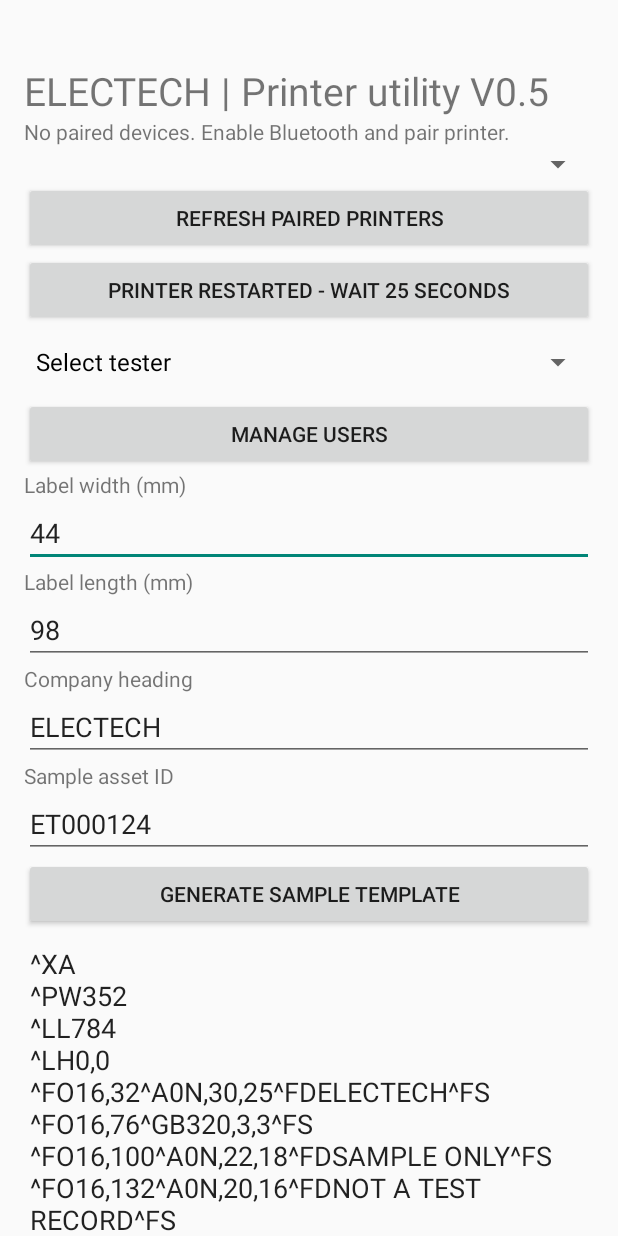
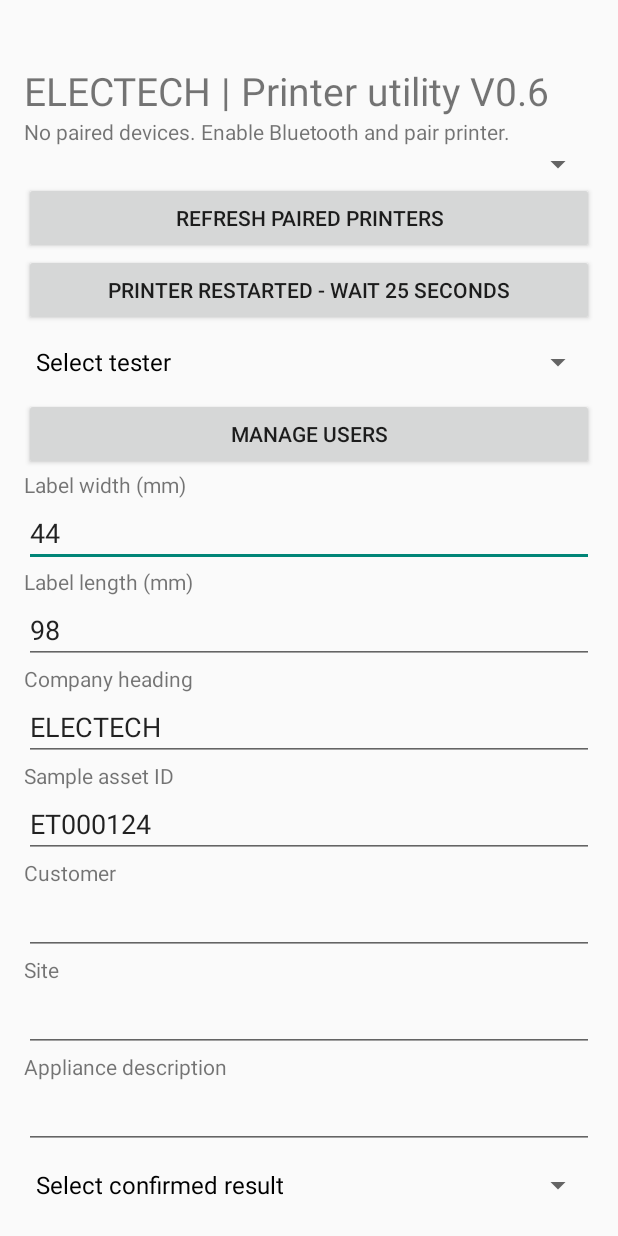
Before and after one commit to alexmccullough7/electech-test-and-tag, an Android app: the screen it shows after launch (MainActivity), on a phone screen of 412 x 824 dp. Run offline under Robolectric (Android 15) with nearby library versions, the phone set to English and light mode, and no system bars.

Commit message:
V0.6 manual pass/fail workflow, persistent test records and reprint confirmation

```diff
--- a/app/src/main/java/nz/co/electech/tag/MainActivity.java
+++ b/app/src/main/java/nz/co/electech/tag/MainActivity.java
@@ -2,14 +2,18 @@ package nz.co.electech.tag;
 import android.app.*; import android.os.*; import android.bluetooth.*; import android.content.pm.PackageManager; import android.widget.*; import android.view.*; import java.util.*; import java.nio.charset.StandardCharsets; import java.util.concurrent.*;
 public class MainActivity extends Activity {
  Spinner devices; TextView status; EditText command; Button print; ArrayList<BluetoothDevice> paired=new ArrayList<>(); ExecutorService worker=Executors.newSingleThreadExecutor();
- volatile BluetoothSocket socket; volatile boolean destroyed; Button disconnect; Spinner mode,delay; TextView log; EditText width,length,heading,asset; long readyAt=0; Spinner users; ArrayList<String> userNames=new ArrayList<>(), userInitials=new ArrayList<>();
+ volatile BluetoothSocket socket; volatile boolean destroyed; Button disconnect; Spinner mode,delay; TextView log; EditText width,length,heading,asset; long readyAt=0; Spinner users,result,interval; EditText customer,site,description,fault; String pendingId=null; ArrayList<String> userNames=new ArrayList<>(), userInitials=new ArrayList<>();
  public void onCreate(Bundle b){super.onCreate(b); ScrollView scroll=new ScrollView(this); LinearLayout root=new LinearLayout(this); root.setOrientation(1); root.setPadding(24,64,24,32); scroll.addView(root); setContentView(scroll);
- TextView title=new TextView(this); title.setText("ELECTECH | Printer utility V0.5"); title.setTextSize(26); root.addView(title);
+ TextView title=new TextView(this); title.setText("ELECTECH | Printer utility V0.6"); title.setTextSize(26); root.addView(title);
  status=new TextView(this); status.setText("Pair your printer in Android settings first."); root.addView(status);
  devices=new Spinner(this); root.addView(devices); Button refresh=new Button(this); refresh.setText("Refresh paired printers"); root.addView(refresh); refresh.setOnClickListener(v->load());
  Button restarted=new Button(this);restarted.setText("Printer restarted - wait 25 seconds");root.addView(restarted);restarted.setOnClickListener(v->{if(!print.isEnabled())return;closeSocket();readyAt=SystemClock.elapsedRealtime()+25000;print.setEnabled(false);new CountDownTimer(25000,1000){public void onTick(long ms){status.setText("Printer initialising: "+((ms+999)/1000)+" seconds");}public void onFinish(){print.setEnabled(true);status.setText("Startup wait complete. Ready to attempt connection.");}}.start();});
  users=new Spinner(this);root.addView(users);Button manage=new Button(this);manage.setText("Manage users");root.addView(manage);manage.setOnClickListener(v->manageUsers());loadUsers();
  width=field(root,"Label width (mm)","44");length=field(root,"Label length (mm)","98");heading=field(root,"Company heading","ELECTECH");asset=field(root,"Sample asset ID","ET000124");
+ customer=field(root,"Customer","");site=field(root,"Site","");description=field(root,"Appliance description","");result=new Spinner(this);result.setAdapter(new ArrayAdapter<String>(this,android.R.layout.simple_spinner_dropdown_item,new String[]{"Select confirmed result","PASS","FAIL"}));root.addView(result);
+ interval=new Spinner(this);interval.setAdapter(new ArrayAdapter<String>(this,android.R.layout.simple_spinner_dropdown_item,new String[]{"Select retest interval","3","6","12","24","60"}));root.addView(interval);fault=field(root,"Failure reason / removal from service details","");
+ Button save=new Button(this);save.setText("Save confirmed test and print");root.addView(save);save.setOnClickListener(v->saveTest());
+ Button history=new Button(this);history.setText("Saved tests / reprint");root.addView(history);history.setOnClickListener(v->history());
  Button generate=new Button(this);generate.setText("Generate sample template");root.addView(generate);generate.setOnClickListener(v->generate());
  command=new EditText(this); command.setGravity(Gravity.TOP); command.setMinLines(6); command.setText("^XA\n^FO20,40^A0N,35,35^FDELECTECH^FS\n^FO20,100^A0N,28,28^FDSAMPLE - NOT A TEST RECORD^FS\n^FO20,160^BY2^BCN,65,Y,N,N^FDET000124^FS\n^XZ"); root.addView(command);
  print=new Button(this); print.setText("Send test label"); root.addView(print); print.setOnClickListener(v->send());
@@ -20,7 +24,15 @@ public class MainActivity extends Activity {
  generate(); load(); }
  EditText field(LinearLayout root,String label,String value){TextView t=new TextView(this);t.setText(label);root.addView(t);EditText e=new EditText(this);e.setSingleLine(true);e.setText(value);root.addView(e);return e;}
  String clean(String s){return s.replaceAll("[^A-Za-z0-9 ._-]","");}
- void generate(){try{int w=(int)Math.round(Double.parseDouble(width.getText().toString())*8),h=(int)Math.round(Double.parseDouble(length.getText().toString())*8);if(w<160||w>432||h<240||h>16000)throw new IllegalArgumentException();String name=clean(heading.getText().toString()),id=clean(asset.getText().toString());if(name.length()>18||id.length()>12||id.isEmpty())throw new IllegalArgumentException();command.setText("^XA\n^PW"+w+"\n^LL"+h+"\n^LH0,0\n^FO16,32^A0N,30,25^FD"+name+"^FS\n^FO16,76^GB"+(w-32)+",3,3^FS\n^FO16,100^A0N,22,18^FDSAMPLE ONLY^FS\n^FO16,132^A0N,20,16^FDNOT A TEST RECORD^FS\n^FO16,170^A0N,20,16^FDTested by: "+(users.getSelectedItemPosition()>0?userInitials.get(users.getSelectedItemPosition()-1):"NOT SELECTED")+"^FS\n^FO16,205^BY1^BCN,48,Y,N,N^FD"+id+"^FS\n^PQ1^XZ");}catch(Exception e){status.setText("Check dimensions (20–54 mm wide, 30–2000 mm long) and sample text lengths.");}}
+ void generate(){pendingId=null;try{int w=(int)Math.round(Double.parseDouble(width.getText().toString())*8),h=(int)Math.round(Double.parseDouble(length.getText().toString())*8);if(w<160||w>432||h<240||h>16000)throw new IllegalArgumentException();String name=clean(heading.getText().toString()),id=clean(asset.getText().toString());if(name.length()>18||id.length()>12||id.isEmpty())throw new IllegalArgumentException();command.setText("^XA\n^PW"+w+"\n^LL"+h+"\n^LH0,0\n^FO16,32^A0N,30,25^FD"+name+"^FS\n^FO16,76^GB"+(w-32)+",3,3^FS\n^FO16,100^A0N,22,18^FDSAMPLE ONLY^FS\n^FO16,132^A0N,20,16^FDNOT A TEST RECORD^FS\n^FO16,170^A0N,20,16^FDTested by: "+(users.getSelectedItemPosition()>0?userInitials.get(users.getSelectedItemPosition()-1):"NOT SELECTED")+"^FS\n^FO16,205^BY1^BCN,48,Y,N,N^FD"+id+"^FS\n^PQ1^XZ");}catch(Exception e){status.setText("Check dimensions (20–54 mm wide, 30–2000 mm long) and sample text lengths.");}}
+ String labelText(String s){return s.replaceAll("[^A-Za-z0-9 ._/-]","");}
+ void saveTest(){if(!print.isEnabled())return;int u=users.getSelectedItemPosition(),res=result.getSelectedItemPosition();String id=asset.getText().toString().trim();if(u<=0||res==0||!id.matches("[A-Za-z0-9_-]{1,12}")||customer.getText().toString().trim().isEmpty()||site.getText().toString().trim().isEmpty()||description.getText().toString().trim().isEmpty()||(res==1&&interval.getSelectedItemPosition()==0)||(res==2&&fault.getText().toString().trim().isEmpty())){status.setText("Complete customer, site, asset, description, tester, result and interval or failure details.");return;}
+ if(res==2){new AlertDialog.Builder(this).setTitle("Failed equipment").setMessage("Remove equipment from service and attach a failed equipment warning. Confirm the recorded result.").setNegativeButton("Cancel",null).setPositiveButton("Confirm failure",(d,i)->recordTest()).show();}else new AlertDialog.Builder(this).setTitle("Confirm PASS").setMessage("Confirm all required inspections and electrical tests have passed.").setNegativeButton("Cancel",null).setPositiveButton("Confirm",(d,i)->recordTest()).show();}
+ void recordTest(){try{int u=users.getSelectedItemPosition()-1;boolean pass=result.getSelectedItemPosition()==1;java.time.LocalDate today=java.time.LocalDate.now();String due=pass?today.plusMonths(Integer.parseInt(interval.getSelectedItem().toString())).toString():"";String id=asset.getText().toString();String initials=userInitials.get(u);String z="^XA\n^PW352^LL784^LH0,0\n^FO16,24^A0N,32,26^FDELEC.TECH^FS\n^FO16,70^GB320,3,3^FS\n^FO16,88^A0N,30,24^FD"+(pass?"TESTED & PASSED":"FAILED - DO NOT USE")+"^FS\n^FO16,132^A0N,23,20^FDTested: "+today+"^FS\n^FO16,166^A0N,23,20^FD"+(pass?"Due: "+due:"REMOVE FROM SERVICE")+"^FS\n^FO16,200^A0N,23,20^FDTested by: "+initials+"^FS\n^FO16,234^A0N,20,18^FDAS/NZS 3760^FS\n^FO16,270^BY1^BCN,60,Y,N,N^FD"+id+"^FS\n^FO330,650^A0I,36,30^FDELEC.TECH^FS\n^PQ1^XZ";
+ org.json.JSONObject o=new org.json.JSONObject();String key=UUID.randomUUID().toString();o.put("id",key);o.put("asset",id);o.put("customer",customer.getText().toString());o.put("site",site.getText().toString());o.put("description",description.getText().toString());o.put("tester",userNames.get(u));o.put("initials",initials);o.put("date",today.toString());o.put("due",due);o.put("result",pass?"PASS":"FAIL");o.put("fault",pass?"":fault.getText().toString());o.put("zpl",z);o.put("printState","Pending");if(!getSharedPreferences("tests",0).edit().putString(key,o.toString()).commit())throw new java.io.IOException("Storage failed");pendingId=key;command.setText(z);send();}catch(Exception e){status.setText("Unable to save test: "+e.getMessage());}}
+ void history(){ArrayList<String> keys=new ArrayList<>(),labels=new ArrayList<>();for(java.util.Map.Entry<String,?> e:getSharedPreferences("tests",0).getAll().entrySet())try{org.json.JSONObject o=new org.json.JSONObject(e.getValue().toString());keys.add(e.getKey());labels.add(o.getString("date")+" | "+o.getString("asset")+" | "+o.getString("result")+" | "+o.optString("printState"));}catch(Exception ignored){}if(keys.isEmpty()){status.setText("No saved tests");return;}new AlertDialog.Builder(this).setTitle("Saved tests — select to load tag").setItems(labels.toArray(new String[0]),(d,i)->{try{pendingId=keys.get(i);command.setText(new org.json.JSONObject(getSharedPreferences("tests",0).getString(pendingId,"{}")).getString("zpl"));status.setText("Saved tag loaded. Check existing tag before reprinting.");}catch(Exception ignored){}}).show();}
+ void markPrinted(String key){if(key==null)return;new AlertDialog.Builder(this).setTitle("Did the physical tag print?").setNegativeButton("No / uncertain",(d,i)->setPrintState(key,"Pending / uncertain")).setPositiveButton("Yes",(d,i)->setPrintState(key,"Confirmed printed")).show();}
+ void setPrintState(String key,String state){try{android.content.SharedPreferences p=getSharedPreferences("tests",0);org.json.JSONObject o=new org.json.JSONObject(p.getString(key,"{}"));o.put("printState",state);p.edit().putString(key,o.toString()).commit();}catch(Exception ignored){}}
  void loadUsers(){userNames.clear();userInitials.clear();try{org.json.JSONArray a=new org.json.JSONArray(getPreferences(0).getString("users","[]"));for(int i=0;i<a.length();i++){org.json.JSONObject o=a.getJSONObject(i);userNames.add(o.getString("name"));userInitials.add(o.getString("initials"));}}catch(Exception ignored){}ArrayList<String> labels=new ArrayList<>();labels.add("Select tester");for(int i=0;i<userNames.size();i++)labels.add(userNames.get(i)+" ("+userInitials.get(i)+")");users.setAdapter(new ArrayAdapter<String>(this,android.R.layout.simple_spinner_dropdown_item,labels));users.setSelection(Math.min(labels.size()-1,getPreferences(0).getInt("selectedUser",0)));users.setOnItemSelectedListener(new android.widget.AdapterView.OnItemSelectedListener(){public void onNothingSelected(android.widget.AdapterView<?> p){}public void onItemSelected(android.widget.AdapterView<?> p,View v,int i,long id){getPreferences(0).edit().putInt("selectedUser",i).apply();if(command!=null)generate();}});}
  void manageUsers(){ArrayList<String> options=new ArrayList<>(userNames);options.add("Add user");new AlertDialog.Builder(this).setTitle("Manage users").setItems(options.toArray(new String[0]),(d,i)->editUser(i)).show();}
  void editUser(int i){LinearLayout l=new LinearLayout(this);l.setOrientation(1);EditText n=field(l,"Name",i<userNames.size()?userNames.get(i):"");EditText a=field(l,"Initials",i<userNames.size()?userInitials.get(i):"");AlertDialog dialog=new AlertDialog.Builder(this).setTitle("Tester details").setView(l).setNegativeButton("Cancel",null).setPositiveButton("Save",null).create();dialog.setOnShowListener(v->dialog.getButton(-1).setOnClickListener(b->{String name=n.getText().toString().trim(),initial=a.getText().toString().trim().toUpperCase(Locale.ROOT);if(name.isEmpty()||!initial.matches("[A-Z0-9]{1,6}")){a.setError("Enter name and 1–6 letters or digits");return;}if(i<userNames.size()){userNames.set(i,name);userInitials.set(i,initial);}else{userNames.add(name);userInitials.add(initial);}org.json.JSONArray arr=new org.json.JSONArray();try{for(int j=0;j<userNames.size();j++){org.json.JSONObject o=new org.json.JSONObject();o.put("name",userNames.get(j));o.put("initials",userInitials.get(j));arr.put(o);}}catch(Exception e){return;}getPreferences(0).edit().putString("users",arr.toString()).putInt("selectedUser",i+1).apply();loadUsers();dialog.dismiss();}));dialog.show();}
@@ -28,14 +40,14 @@ public class MainActivity extends Activity {
  public void onRequestPermissionsResult(int r,String[] p,int[] g){super.onRequestPermissionsResult(r,p,g);if(g.length>0&&g[0]==PackageManager.PERMISSION_GRANTED)load();}
  void closeSocket(){BluetoothSocket s=socket;socket=null;if(s!=null)try{s.close();}catch(Exception ignored){}}
  void note(String s){runOnUiThread(()->log.append(new java.text.SimpleDateFormat("HH:mm:ss",Locale.US).format(new Date())+" "+s+"\n"));}
- void send(){if(SystemClock.elapsedRealtime()<readyAt){status.setText("Wait for printer startup countdown.");return;}int i=devices.getSelectedItemPosition();if(i<0||i>=paired.size()){status.setText("Select a paired printer.");return;}BluetoothDevice d=paired.get(i);String data=command.getText().toString();int m=mode.getSelectedItemPosition();int wait=new int[]{500,1000,2000}[delay.getSelectedItemPosition()];print.setEnabled(false);disconnect.setEnabled(false);status.setText("Connecting...");
+ void send(){if(SystemClock.elapsedRealtime()<readyAt){status.setText("Wait for printer startup countdown.");return;}int i=devices.getSelectedItemPosition();if(i<0||i>=paired.size()){status.setText("Select a paired printer.");return;}BluetoothDevice d=paired.get(i);String data=command.getText().toString();final String job=pendingId;int m=mode.getSelectedItemPosition();int wait=new int[]{500,1000,2000}[delay.getSelectedItemPosition()];print.setEnabled(false);disconnect.setEnabled(false);status.setText("Connecting...");
  worker.execute(()->{boolean started=false;Handler h=new Handler(Looper.getMainLooper());Runnable timeout=null;try{
  if(m!=2||socket==null||!socket.isConnected()||!socket.getRemoteDevice().equals(d)){closeSocket();UUID uuid=UUID.fromString("00001101-0000-1000-8000-00805F9B34FB");socket=m==1?d.createInsecureRfcommSocketToServiceRecord(uuid):d.createRfcommSocketToServiceRecord(uuid);}
  final BluetoothSocket s=socket;timeout=()->{try{s.close();}catch(Exception ignored){}};h.postDelayed(timeout,15000);
  if(!s.isConnected()){note("Opening socket");s.connect();note("Socket opened");}
  Thread.sleep(wait);byte[] bytes=(data+"\n").getBytes(StandardCharsets.US_ASCII);started=true;s.getOutputStream().write(bytes);s.getOutputStream().flush();note("Sent "+bytes.length+" bytes");Thread.sleep(wait);
  java.io.InputStream in=s.getInputStream();int n=in.available();if(n>0){byte[] buf=new byte[Math.min(n,4096)];int count=in.read(buf);if(count>0)note("RX: "+new String(buf,0,count,StandardCharsets.US_ASCII));}else note("No response available");
- if(m!=2){closeSocket();note("Socket closed");}runOnUiThread(()->status.setText("Data sent — verify physical print."));
+ if(m!=2){closeSocket();note("Socket closed");}runOnUiThread(()->{status.setText("Data sent — verify physical print.");markPrinted(job);});
  }catch(Exception e){closeSocket();note(e.toString());final String msg=started?"Print uncertain — check label before retrying. ":"Not sent — connection failed. ";runOnUiThread(()->status.setText(msg+e.getMessage()));}
  finally{if(timeout!=null)h.removeCallbacks(timeout);runOnUiThread(()->{print.setEnabled(true);disconnect.setEnabled(true);});}});}
  protected void onDestroy(){destroyed=true;closeSocket();worker.shutdownNow();super.onDestroy();}
```
